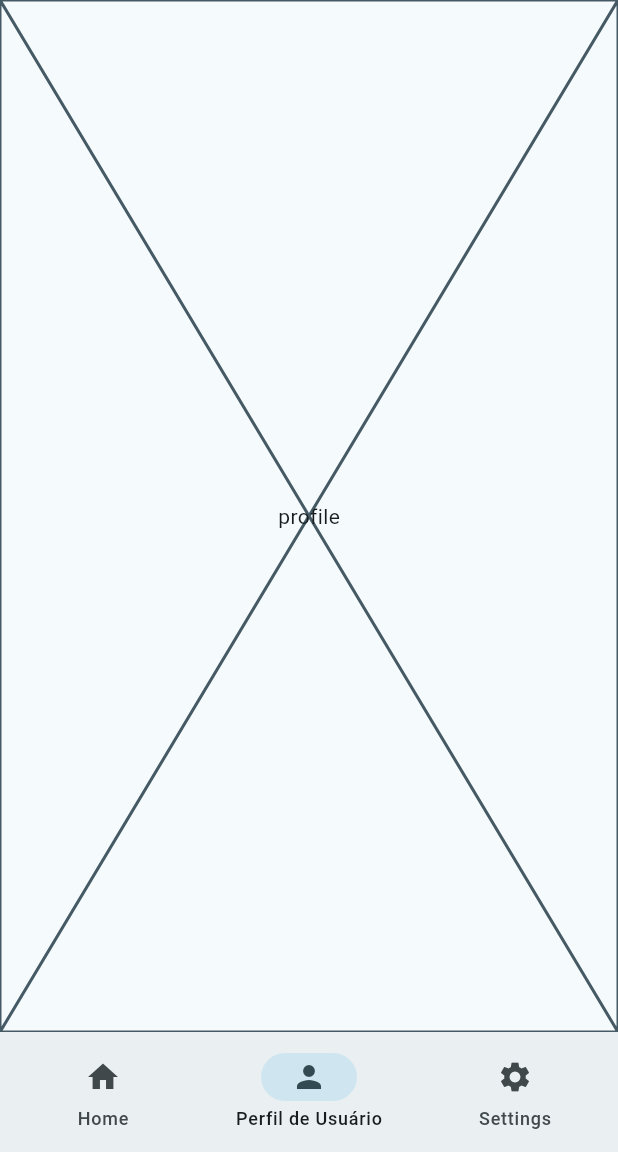
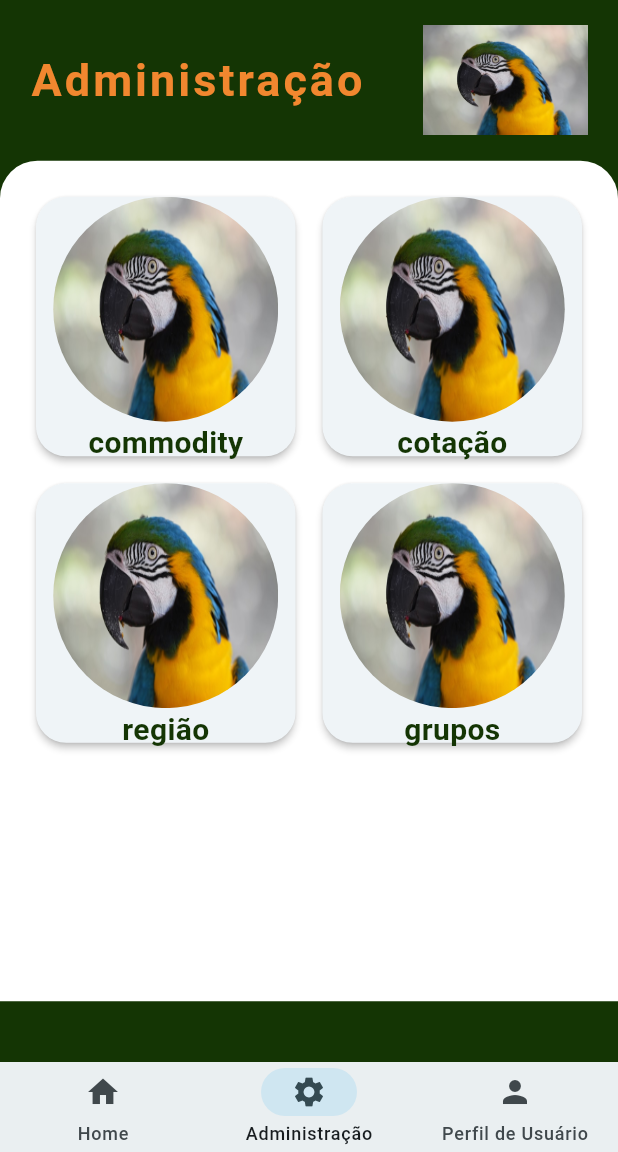
Before and after one commit to MonykPenafor/Flutter-basic-app, a Flutter app: the screen it shows once a user with an empty profile is signed in, item 2 of the bottom bar chosen, on a phone screen of 412 x 824 dp, the part 84-1236 px from its top. Run offline on Flutter 3.47's test engine with Material 3 defaults, Android fonts, the phone set to English and light mode, and no system bars; our stand-ins replace cloud_firestore, firebase_auth, firebase_core; accounts and stored records are empty.

Commit message:
add persistencia de dados

```diff
--- /dev/null
+++ b/lib/pages/admin/admin_page.dart
@@ -0,0 +1,121 @@
+import 'package:cardapio/pages/commodity/commodity_page.dart';
+import 'package:flutter/cupertino.dart';
+import 'package:flutter/material.dart';
+import 'package:flutter/widgets.dart';
+
+class AdminPage extends StatelessWidget {
+  AdminPage({super.key});
+
+  @override
+  Widget build(BuildContext context) {
+
+    var width = MediaQuery.of(context).size.width;
+    var height = MediaQuery.of(context).size.height;
+
+    return Container(
+      color: const Color.fromARGB(255, 20, 53, 4),
+      child: Column(children: [
+        Container(
+          height: height * 0.13,
+          width: width,
+
+          child: Padding(
+            padding: const EdgeInsets.symmetric(horizontal: 20),
+
+            child: Row(
+              mainAxisAlignment: MainAxisAlignment.spaceBetween,
+              children: [
+                const Text('Administração',
+                  style: TextStyle(
+                    letterSpacing: 2,
+                    color: Color.fromARGB(255, 241, 135, 47),
+                    fontSize: 30,
+                    fontWeight:FontWeight.w700),
+                ),
+
+                Container(
+                  height: 110,
+                  width: 110,
+                  decoration: const BoxDecoration(
+                    image: DecorationImage(image: AssetImage('assets/images/foto_perfil.jpg'))
+                  ),
+                )
+        ],),),),
+
+        Container(
+
+          height: height * 0.68,
+          width: width,
+
+          decoration: const BoxDecoration(
+            color: Color.fromARGB(255, 255, 255, 255),
+            borderRadius: BorderRadius.only(topLeft: Radius.circular(25), topRight: Radius.circular(25),),
+          ),
+
+          child: Padding(
+            padding: const EdgeInsets.all(20.0),
+            child: GridView.count(crossAxisCount: 2, mainAxisSpacing: 10, crossAxisSpacing: 10,
+              children: [
+
+                GestureDetector(
+                  onTap: () {
+                    Navigator.push(context, MaterialPageRoute(builder:(context) => CommodityPage(),));
+                  },
+                  child: Card(elevation: 2, shape: RoundedRectangleBorder(borderRadius: BorderRadius.circular(20)),
+                    child: Column(
+                      mainAxisAlignment: MainAxisAlignment.center,
+                      children: [
+                        ClipOval(child: Image.asset('assets/images/foto_perfil.jpg', height: 150, width: 150, fit: BoxFit.fill,)),
+                        const Text('commodity', style: TextStyle(color: Color.fromARGB(255, 20, 53, 4), fontWeight: FontWeight.bold, fontSize: 20),),
+                      ],
+                    ),),
+                ),
+
+
+                Card(elevation: 2, shape: RoundedRectangleBorder(borderRadius: BorderRadius.circular(20)),
+                  child: Column(
+                    mainAxisAlignment: MainAxisAlignment.center,
+                    children: [
+                      ClipOval(child: Image.asset('assets/images/foto_perfil.jpg', height: 150, width: 150, fit: BoxFit.fill,)),
+                      const Text('cotação', style: TextStyle(color: Color.fromARGB(255, 20, 53, 4), fontWeight: FontWeight.bold, fontSize: 20),),
+                    ],
+                  ),),
+
+
+                Card(elevation: 2, shape: RoundedRectangleBorder(borderRadius: BorderRadius.circular(20)),
+                  child: Column(
+                    mainAxisAlignment: MainAxisAlignment.center,
+                    children: [
+                      ClipOval(child: Image.asset('assets/images/foto_perfil.jpg', height: 150, width: 150, fit: BoxFit.fill,)),
+                      const Text('região', style: TextStyle(color: Color.fromARGB(255, 20, 53, 4), fontWeight: FontWeight.bold, fontSize: 20),),
+                    ],
+                  ),),
+
+
+                Card(elevation: 2, shape: RoundedRectangleBorder(borderRadius: BorderRadius.circular(20)),
+                  child: Column(
+                    mainAxisAlignment: MainAxisAlignment.center,
+                    children: [
+                      ClipOval(child: Image.asset('assets/images/foto_perfil.jpg', height: 150, width: 150, fit: BoxFit.fill,)),
+                      const Text('grupos', style: TextStyle(color: Color.fromARGB(255, 20, 53, 4), fontWeight: FontWeight.bold, fontSize: 20),),
+                    ],
+                  ),),
+
+
+              ],),
+          ),
+
+
+
+
+
+
+        )
+
+
+
+
+      ],),
+    );
+  }
+}
--- a/lib/pages/main/main_page.dart
+++ b/lib/pages/main/main_page.dart
@@ -1,6 +1,6 @@
 import 'package:cardapio/pages/home/home_page.dart';
 import 'package:cardapio/pages/profile/profile_page.dart';
-import 'package:cardapio/pages/settings/settings_page.dart';
+import 'package:cardapio/pages/admin/admin_page.dart';
 import 'package:flutter/material.dart';
 
 class MainPage extends StatefulWidget {
@@ -22,11 +22,12 @@ class _MainPageState extends State<MainPage> {
 
       body: [
         HomePage(),
-        ProfilePage(),
-        SettingsPage()
+        AdminPage(),
+        ProfilePage()
       ][_selectedIndex],
 
       bottomNavigationBar: NavigationBar(
+        height: 60,
         selectedIndex: _selectedIndex,
         onDestinationSelected: (value) {
           setState(() {
@@ -36,8 +37,8 @@ class _MainPageState extends State<MainPage> {
         },
         destinations: const [
           NavigationDestination(icon: Icon(Icons.home), label: 'Home'),
+          NavigationDestination(icon: Icon(Icons.settings), label: 'Administração'),
           NavigationDestination(icon: Icon(Icons.person), label: 'Perfil de Usuário'),
-          NavigationDestination(icon: Icon(Icons.settings), label: 'Settings'),
         ]),
 
     );
--- a/lib/pages/settings/settings_page.dart
+++ /dev/null
@@ -1,10 +0,0 @@
-import 'package:flutter/material.dart';
-
-class SettingsPage extends StatelessWidget {
-  const SettingsPage({super.key});
-
-  @override
-  Widget build(BuildContext context) {
-    return const Placeholder(child: Center(child: Text('settings')),);
-  }
-}
--- a/lib/services/commodity_services.dart
+++ b/lib/services/commodity_services.dart
@@ -5,10 +5,10 @@ import 'package:cloud_firestore/cloud_firestore.dart';
 
 class CommodityServices{
   //obter uma referencia do firebase (cloudstore)
-  FirebaseFirestore _firestore = FirebaseFirestore.instance;
+  final FirebaseFirestore _firestore = FirebaseFirestore.instance;
 
   // obtendo a referencia da coleção commodities no firebase
-  CollectionReference _collectionRef = FirebaseFirestore.instance.collection('commodities');
+  final CollectionReference _collectionRef = FirebaseFirestore.instance.collection('commodities');
 
   //metodo para salvar/persistir dados no firebase
   addCommodity(Commodity commodity){
@@ -22,4 +22,21 @@ class CommodityServices{
   }
 
 
+  addCommodity3(Map<String, dynamic> commodity, String id) async {
+    return await _firestore.collection('commodities').doc(id).set(commodity);
+  }
+
+  //OBTENDO DADOS NO FIREBASE
+
+  Stream<QuerySnapshot> getCommodities(){
+    return FirebaseFirestore.instance.collection('commodities').orderBy('name').snapshots();
+  }
+
+
+
+
+
+
+
+
 }
```
Also changed, not shown: lib/pages/commodity/commodity_page.dart (added, +92 -0 lines), lib/pages/home/home_page.dart (+12 -2 lines), lib/pages/profile/profile_page.dart (+7 -1 lines).
